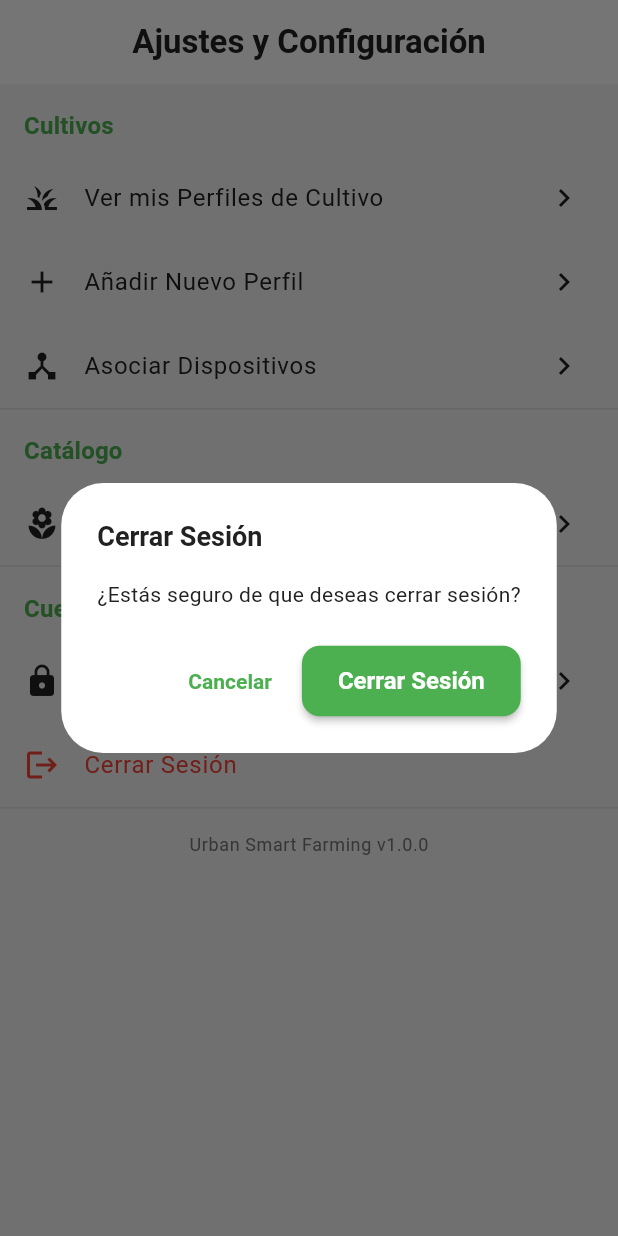
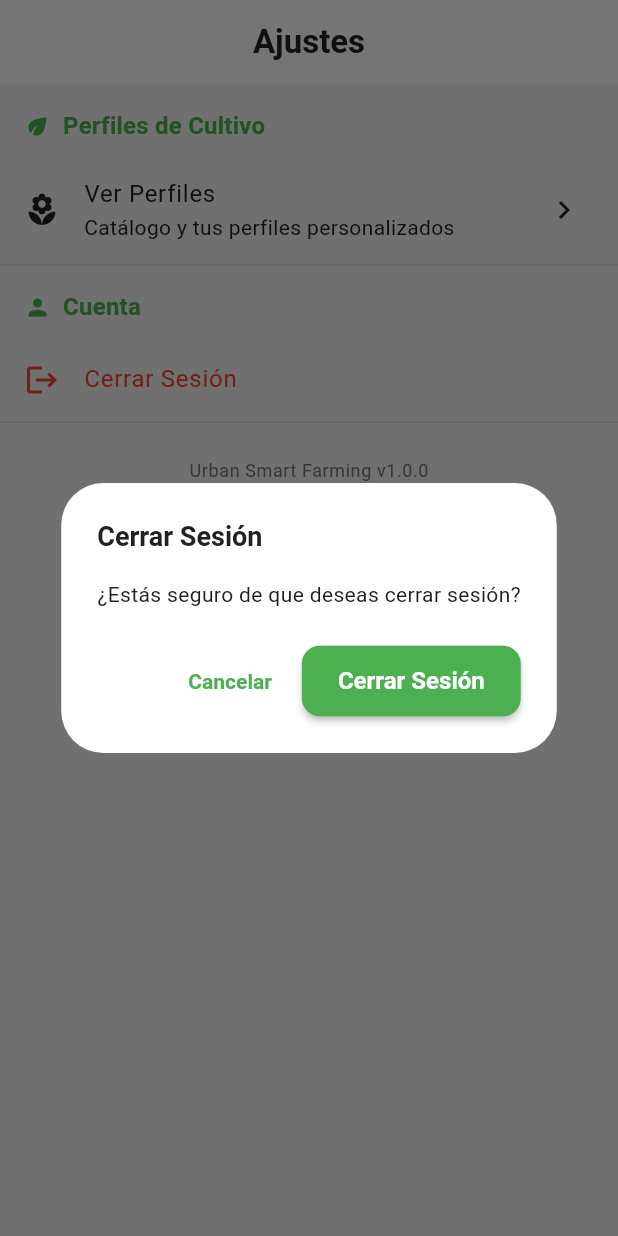
Before and after one commit to TheJulianAlva/urban-smart-farming, a Flutter app: the SettingsScreen screen opened by its route, after a tap on "Cerrar Sesión", on a phone screen of 412 x 824 dp. Run offline on Flutter 3.47's test engine with Material 3 defaults, Android fonts, the phone set to English and light mode, and no system bars; our stand-ins replace dartz, device_preview, equatable, flutter_bloc, get_it, go_router and 2 more; accounts and stored records are empty; statements that could not run were skipped.

Commit message:
feat: crea arquitectura para crop_profiles feat: crea pantallas de visualización de perfiles de cultivo

```diff
--- a/frontend/lib/core/routing/app_router.dart
+++ b/frontend/lib/core/routing/app_router.dart
@@ -6,6 +6,7 @@ import 'package:urban_smart_farming/features/crops/presentation/pages/crop_creat
 import 'package:urban_smart_farming/features/dashboard/presentation/pages/dashboard_screen.dart';
 import 'package:urban_smart_farming/features/control/presentation/pages/control_screen.dart';
 import 'package:urban_smart_farming/features/settings/presentation/pages/settings_screen.dart';
+import 'package:urban_smart_farming/features/crops/presentation/pages/crop_profiles_screen.dart';
 
 /// Configuración de rutas de la aplicación usando GoRouter
 class AppRouter {
@@ -14,6 +15,7 @@ class AppRouter {
   static const String cropDetail = '/crops/:id';
   static const String createCrop = '/create-crop';
   static const String aiDiagnosis = '/ai-diagnosis'; // Placeholder
+  static const String profiles = '/profiles';
 
   // Legacy routes - deprecated
   static const String crops = '/crops';
@@ -69,6 +71,11 @@ class AppRouter {
         name: 'settings',
         builder: (context, state) => const SettingsScreen(),
       ),
+      GoRoute(
+        path: profiles,
+        name: 'profiles',
+        builder: (context, state) => const CropProfilesScreen(),
+      ),
     ],
   );
 }
--- a/frontend/lib/features/crops/domain/repositories/crop_repository.dart
+++ b/frontend/lib/features/crops/domain/repositories/crop_repository.dart
@@ -1,6 +1,7 @@
 import 'package:dartz/dartz.dart';
 import 'package:urban_smart_farming/core/utils/failures.dart';
 import 'package:urban_smart_farming/features/crops/domain/entities/crop_entity.dart';
+import 'package:urban_smart_farming/features/crops/domain/entities/crop_profile.dart';
 
 /// Repositorio de Cultivos
 abstract class CropRepository {
@@ -22,4 +23,7 @@ abstract class CropRepository {
 
   /// Eliminar cultivo
   Future<Either<Failure, void>> deleteCrop(String cropId);
+
+  /// Obtener perfiles de cultivo personalizados del usuario actual
+  Future<Either<Failure, List<PlantProfile>>> getUserProfiles();
 }
--- a/frontend/lib/features/settings/presentation/pages/settings_screen.dart
+++ b/frontend/lib/features/settings/presentation/pages/settings_screen.dart
@@ -6,15 +6,14 @@ import 'package:urban_smart_farming/features/auth/presentation/bloc/auth_bloc.da
 import 'package:urban_smart_farming/features/auth/presentation/bloc/auth_event.dart';
 import 'package:urban_smart_farming/features/auth/presentation/bloc/auth_state.dart';
 
-/// Pantalla de Ajustes y Configuración (S-06)
-/// Placeholder simple para el mockup inicial
+/// Pantalla de Ajustes
 class SettingsScreen extends StatelessWidget {
   const SettingsScreen({super.key});
 
   @override
   Widget build(BuildContext context) {
     return Scaffold(
-      appBar: AppBar(title: const Text('Ajustes y Configuración')),
+      appBar: AppBar(title: const Text('Ajustes')),
       body: BlocListener<AuthBloc, AuthState>(
         listener: (context, state) {
           if (state is AuthLoggedOut) {
@@ -23,84 +22,34 @@ class SettingsScreen extends StatelessWidget {
         },
         child: ListView(
           children: [
-            // Sección Cultivos
-            _buildSectionHeader(context, 'Cultivos'),
-            ListTile(
-              leading: const Icon(Icons.grass),
-              title: const Text('Ver mis Perfiles de Cultivo'),
-              trailing: const Icon(Icons.chevron_right),
-              onTap: () {
-                ScaffoldMessenger.of(context).showSnackBar(
-                  const SnackBar(content: Text('Lista de perfiles de cultivo')),
-                );
-              },
-            ),
-            ListTile(
-              leading: const Icon(Icons.add),
-              title: const Text('Añadir Nuevo Perfil'),
-              trailing: const Icon(Icons.chevron_right),
-              onTap: () {
-                ScaffoldMessenger.of(context).showSnackBar(
-                  const SnackBar(content: Text('Crear nuevo perfil')),
-                );
-              },
-            ),
-            ListTile(
-              leading: const Icon(Icons.device_hub),
-              title: const Text('Asociar Dispositivos'),
-              trailing: const Icon(Icons.chevron_right),
-              onTap: () {
-                ScaffoldMessenger.of(context).showSnackBar(
-                  const SnackBar(content: Text('Asociar dispositivos')),
-                );
-              },
-            ),
-
-            const Divider(),
-
-            // Sección Catálogo
-            _buildSectionHeader(context, 'Catálogo'),
+            // Sección Perfiles de Cultivo
+            _buildSectionHeader(context, 'Perfiles de Cultivo', Icons.eco),
             ListTile(
               leading: const Icon(Icons.local_florist),
-              title: const Text('Gestión de Plantillas de Plantas'),
+              title: const Text('Ver Perfiles'),
+              subtitle: const Text('Catálogo y tus perfiles personalizados'),
               trailing: const Icon(Icons.chevron_right),
-              onTap: () {
-                ScaffoldMessenger.of(context).showSnackBar(
-                  const SnackBar(content: Text('Catálogo de plantas')),
-                );
-              },
+              onTap: () => context.push(AppRouter.profiles),
             ),
 
             const Divider(),
 
             // Sección Cuenta
-            _buildSectionHeader(context, 'Cuenta'),
-            ListTile(
-              leading: const Icon(Icons.lock),
-              title: const Text('Cambiar Contraseña'),
-              trailing: const Icon(Icons.chevron_right),
-              onTap: () {
-                ScaffoldMessenger.of(context).showSnackBar(
-                  const SnackBar(content: Text('Cambiar contraseña')),
-                );
-              },
-            ),
+            _buildSectionHeader(context, 'Cuenta', Icons.person),
             ListTile(
               leading: const Icon(Icons.logout, color: Colors.red),
               title: const Text(
                 'Cerrar Sesión',
                 style: TextStyle(color: Colors.red),
               ),
-              onTap: () {
-                _showLogoutDialog(context);
-              },
+              onTap: () => _showLogoutDialog(context),
             ),
 
             const Divider(),
 
-            // Información de la app
+            // Footer
             Padding(
-              padding: const EdgeInsets.all(16),
+              padding: const EdgeInsets.symmetric(vertical: 24, horizontal: 16),
               child: Center(
                 child: Text(
                   'Urban Smart Farming v1.0.0',
@@ -114,15 +63,21 @@ class SettingsScreen extends StatelessWidget {
     );
   }
 
-  Widget _buildSectionHeader(BuildContext context, String title) {
+  Widget _buildSectionHeader(BuildContext context, String title, IconData icon) {
     return Padding(
       padding: const EdgeInsets.fromLTRB(16, 16, 16, 8),
-      child: Text(
-        title,
-        style: Theme.of(context).textTheme.titleMedium?.copyWith(
-          color: Theme.of(context).colorScheme.primary,
-          fontWeight: FontWeight.bold,
-        ),
+      child: Row(
+        children: [
+          Icon(icon, size: 18, color: Theme.of(context).colorScheme.primary),
+          const SizedBox(width: 8),
+          Text(
+            title,
+            style: Theme.of(context).textTheme.titleMedium?.copyWith(
+              color: Theme.of(context).colorScheme.primary,
+              fontWeight: FontWeight.bold,
+            ),
+          ),
+        ],
       ),
     );
   }
```
Also changed, not shown: frontend/lib/core/di/di_container.dart (+8 -0 lines), frontend/lib/features/crops/data/repositories/crop_repository_impl.dart (+39 -0 lines), frontend/lib/features/crops/domain/usecases/get_user_profiles_use_case.dart (added, +14 -0 lines), frontend/lib/features/crops/presentation/bloc/profiles_bloc.dart (added, +25 -0 lines), frontend/lib/features/crops/presentation/bloc/profiles_event.dart (added, +11 -0 lines), frontend/lib/features/crops/presentation/bloc/profiles_state.dart (added, +30 -0 lines), frontend/lib/features/crops/presentation/pages/crop_profiles_screen.dart (added, +160 -0 lines), frontend/lib/features/crops/presentation/widgets/profile_card.dart (added, +86 -0 lines), frontend/lib/features/crops/presentation/widgets/wizard_step_3_profile.dart (+4 -72 lines).
